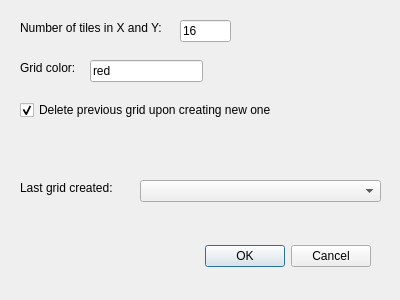
Qt form tile2patch_dialog_base.ui (ricds/tile2patch) before a commit.
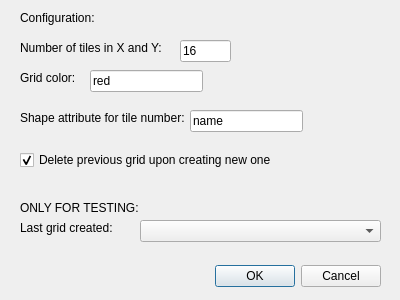
The same form after that commit.

Commit message: corrected bug (not selected feature) and added name config - 0.2

Diff of the .ui file:
```diff
--- a/tile2patch_dialog_base.ui
+++ b/tile2patch_dialog_base.ui
@@ -16,8 +16,8 @@
   <widget class="QDialogButtonBox" name="ok_button">
    <property name="geometry">
     <rect>
-     <x>30</x>
-     <y>240</y>
+     <x>40</x>
+     <y>260</y>
      <width>341</width>
      <height>32</height>
     </rect>
@@ -33,7 +33,7 @@
    <property name="geometry">
     <rect>
      <x>180</x>
-     <y>20</y>
+     <y>40</y>
      <width>51</width>
      <height>22</height>
     </rect>
@@ -46,7 +46,7 @@
    <property name="geometry">
     <rect>
      <x>20</x>
-     <y>20</y>
+     <y>40</y>
      <width>151</width>
      <height>16</height>
     </rect>
@@ -59,7 +59,7 @@
    <property name="geometry">
     <rect>
      <x>140</x>
-     <y>180</y>
+     <y>220</y>
      <width>241</width>
      <height>22</height>
     </rect>
@@ -69,7 +69,7 @@
    <property name="geometry">
     <rect>
      <x>20</x>
-     <y>180</y>
+     <y>220</y>
      <width>101</width>
      <height>16</height>
     </rect>
@@ -82,7 +82,7 @@
    <property name="geometry">
     <rect>
      <x>90</x>
-     <y>60</y>
+     <y>70</y>
      <width>113</width>
      <height>22</height>
     </rect>
@@ -95,7 +95,7 @@
    <property name="geometry">
     <rect>
      <x>20</x>
-     <y>60</y>
+     <y>70</y>
      <width>61</width>
      <height>16</height>
     </rect>
@@ -108,7 +108,7 @@
    <property name="geometry">
     <rect>
      <x>20</x>
-     <y>100</y>
+     <y>150</y>
      <width>271</width>
      <height>20</height>
     </rect>
@@ -120,6 +120,58 @@
     <bool>true</bool>
    </property>
   </widget>
+  <widget class="QLabel" name="label_4">
+   <property name="geometry">
+    <rect>
+     <x>20</x>
+     <y>110</y>
+     <width>171</width>
+     <height>16</height>
+    </rect>
+   </property>
+   <property name="text">
+    <string>Shape attribute for tile number:</string>
+   </property>
+  </widget>
+  <widget class="QLineEdit" name="shpAttributeBox">
+   <property name="geometry">
+    <rect>
+     <x>190</x>
+     <y>110</y>
+     <width>113</width>
+     <height>22</height>
+    </rect>
+   </property>
+   <property name="text">
+    <string>name</string>
+   </property>
+  </widget>
+  <widget class="QLabel" name="label_5">
+   <property name="geometry">
+    <rect>
+     <x>20</x>
+     <y>200</y>
+     <width>141</width>
+     <height>16</height>
+    </rect>
+   </property>
+   <property name="text">
+    <string>ONLY FOR TESTING:</string>
+   </property>
+  </widget>
+  <widget class="QLabel" name="label_6">
+   <property name="geometry">
+    <rect>
+     <x>20</x>
+     <y>10</y>
+     <width>141</width>
+     <height>16</height>
+    </rect>
+   </property>
+   <property name="text">
+    <string>Configuration:</string>
+   </property>
+  </widget>
  </widget>
  <resources/>
  <connections>
```
The commit also changes 2 other files.
